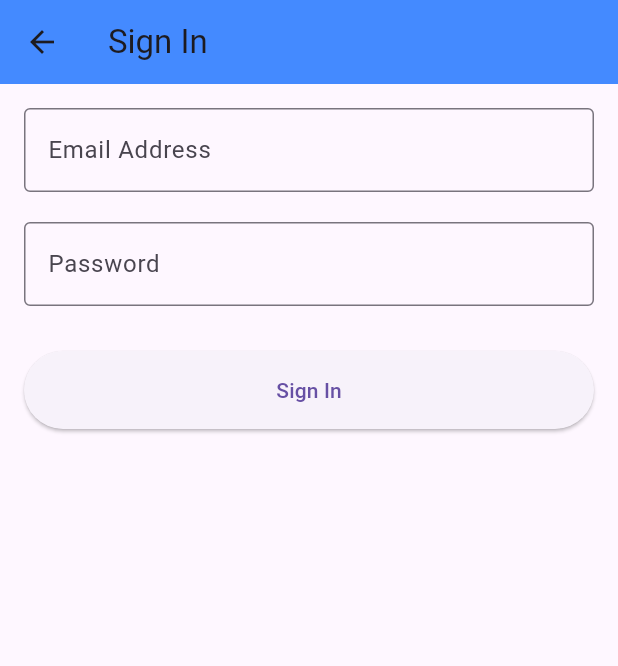
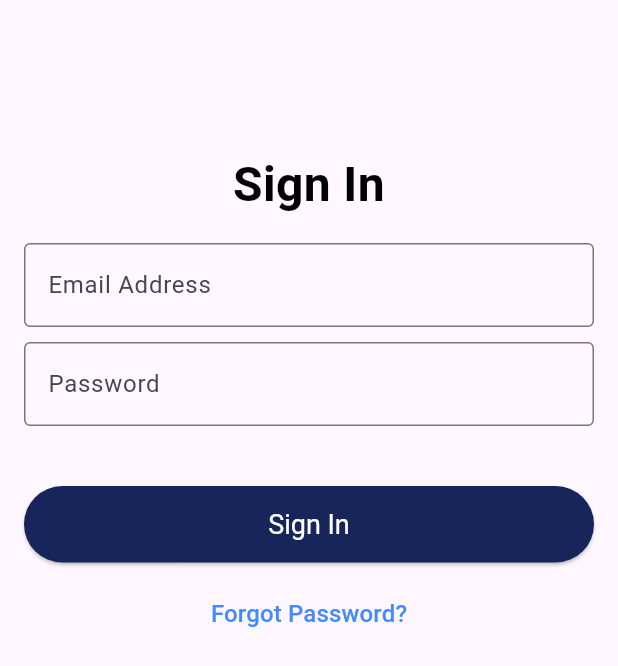
Before and after one commit to JAYANTJOSHI001/ScrapconApp, a Flutter app: the screen it shows after launch, after a tap on "Welcome! Sign In", on a phone screen of 412 x 824 dp. Shown: the top 666 px of the screen. Run offline on Flutter 3.47's test engine with Material 3 defaults, Android fonts, the phone set to English and light mode, and no system bars; our stand-ins replace flutter_svg.

Commit message:
login screen  done

```diff
--- a/lib/screens/login_screen.dart
+++ b/lib/screens/login_screen.dart
@@ -4,22 +4,35 @@ class LoginScreen extends StatelessWidget {
   @override
   Widget build(BuildContext context) {
     return Scaffold(
-      appBar: AppBar(
-        title: Text('Sign In'),
-        backgroundColor: Colors.blueAccent,
+      body: Column(
+        children: [
+          // "Sign In" Heading with Top Padding
+          Padding(
+            padding: EdgeInsets.only(top: 100),
+            child: Text(
+              'Sign In',
+              style: TextStyle(
+                fontSize: 32,
+                fontWeight: FontWeight.bold,
+                color: Colors.black, // Black text color
               ),
-      body: Padding(
+              textAlign: TextAlign.center, // Center align the text
+            ),
+          ),
+          Expanded(
+            child: Padding(
               padding: EdgeInsets.all(16.0),
-        child: Column(
-          crossAxisAlignment: CrossAxisAlignment.stretch,
+              child: ListView(
                 children: [
+                  // Email Address Field
                   TextField(
                     decoration: InputDecoration(
                       labelText: 'Email Address',
                       border: OutlineInputBorder(),
                     ),
                   ),
-            SizedBox(height: 20),
+                  SizedBox(height: 10),
+                  // Password Field
                   TextField(
                     obscureText: true,
                     decoration: InputDecoration(
@@ -27,17 +40,41 @@ class LoginScreen extends StatelessWidget {
                       border: OutlineInputBorder(),
                     ),
                   ),
-            SizedBox(height: 30),
+                  SizedBox(height: 20),
+                  SizedBox(height: 20),
+                  // Sign In Button
                   ElevatedButton(
-              onPressed: () {},
+                    onPressed: () {
+                      // Add your sign-in logic here
+                    },
                     child: Text('Sign In'),
                     style: ElevatedButton.styleFrom(
-                padding: EdgeInsets.all(16.0),
+                      padding: EdgeInsets.symmetric(vertical: 15),
+                      textStyle: TextStyle(fontSize: 18),
+                      backgroundColor: Color(0xFF17255A), // Button color
+                      foregroundColor: Colors.white, // Text color
+                    ),
+                  ),
+                  SizedBox(height: 10),
+                  // Forgot Password Link
+                  TextButton(
+                    onPressed: () {
+                      // Add forgot password logic here
+                    },
+                    child: Text(
+                      'Forgot Password?',
+                      style: TextStyle(
+                        color: Colors.blueAccent,
+                        fontSize: 16,
+                      ),
                     ),
                   ),
                 ],
               ),
             ),
+          ),
+        ],
+      ),
     );
   }
 }
```
Lines whose indentation alone changed are shown as unchanged.
